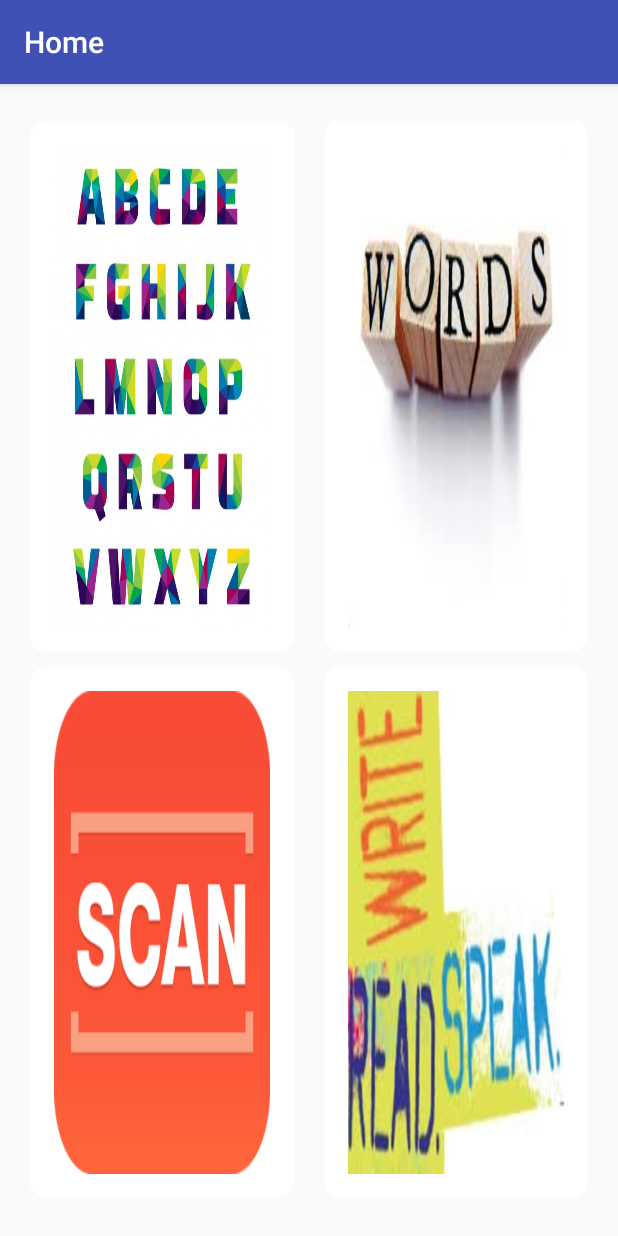
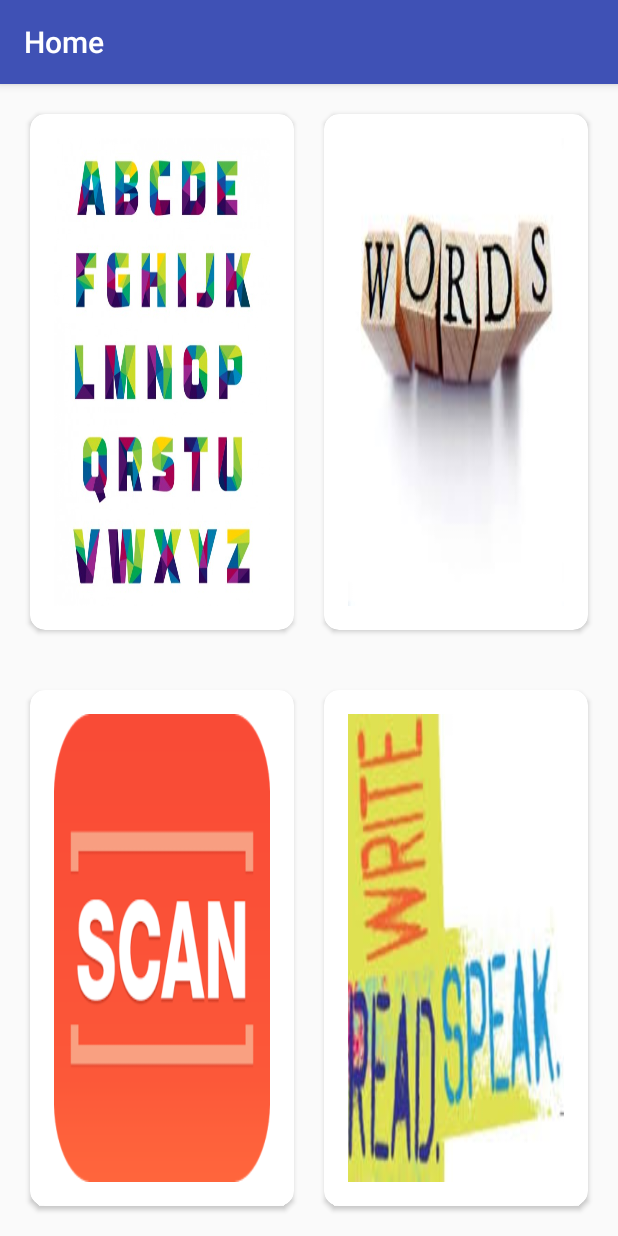
Before and after one commit to famishedrover/HINT18, an Android app: the screen it shows after launch (MainActivity), on a phone screen of 412 x 824 dp. Run offline under Robolectric (Android 15) with nearby library versions, the phone set to English and light mode, and no system bars.

Commit message:
Minor UI changes

```diff
--- a/app/src/main/res/layout/activity_main.xml
+++ b/app/src/main/res/layout/activity_main.xml
@@ -23,7 +23,7 @@
             android:layout_marginTop="20dp"
             android:layout_marginLeft="20dp"
             android:layout_marginRight="10dp"
-            android:layout_marginBottom="10dp"
+            android:layout_marginBottom="20dp"
             card_view:cardCornerRadius="10dp">
 
             <TextView
@@ -44,7 +44,7 @@
             android:layout_marginTop="20dp"
             android:layout_marginLeft="10dp"
             android:layout_marginRight="20dp"
-            android:layout_marginBottom="10dp"
+            android:layout_marginBottom="20dp"
             card_view:cardCornerRadius="10dp">
 
             <TextView
@@ -70,7 +70,7 @@
             android:layout_height="match_parent"
             android:gravity="center"
             android:layout_gravity="center"
-            android:layout_marginTop="10dp"
+            android:layout_marginTop="20dp"
             android:layout_marginLeft="20dp"
             android:layout_marginRight="10dp"
             android:layout_marginBottom="20dp"
@@ -91,7 +91,7 @@
             android:layout_height="match_parent"
             android:gravity="center"
             android:layout_gravity="center"
-            android:layout_marginTop="10dp"
+            android:layout_marginTop="20dp"
             android:layout_marginLeft="10dp"
             android:layout_marginRight="20dp"
             android:layout_marginBottom="20dp"
```
